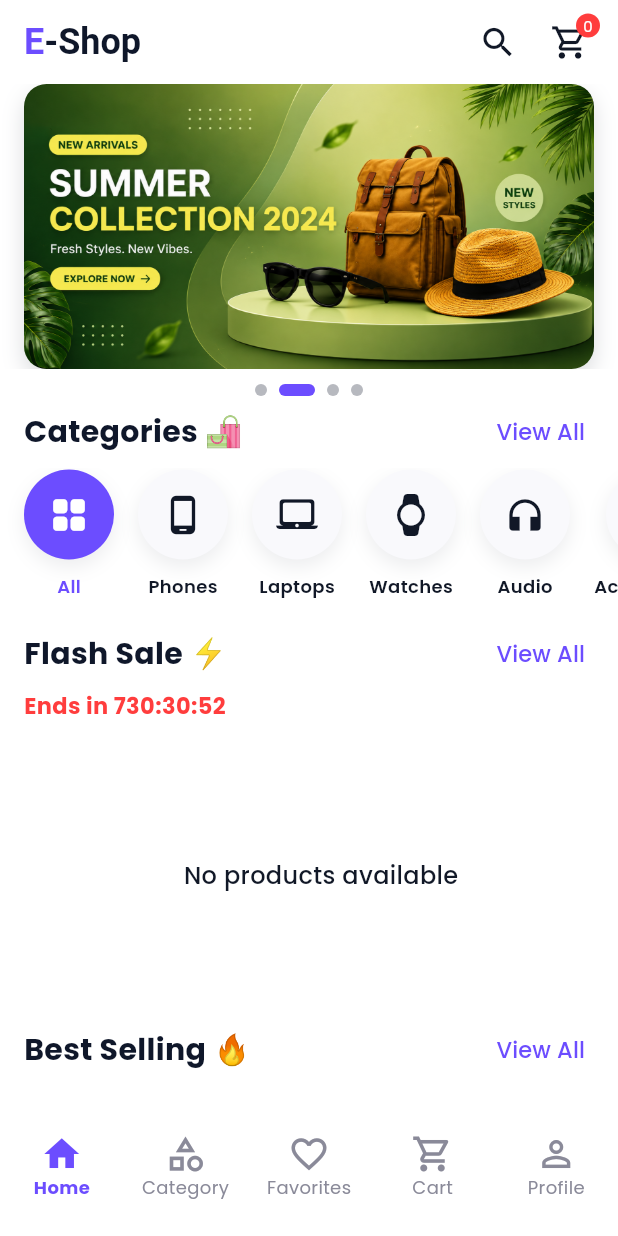
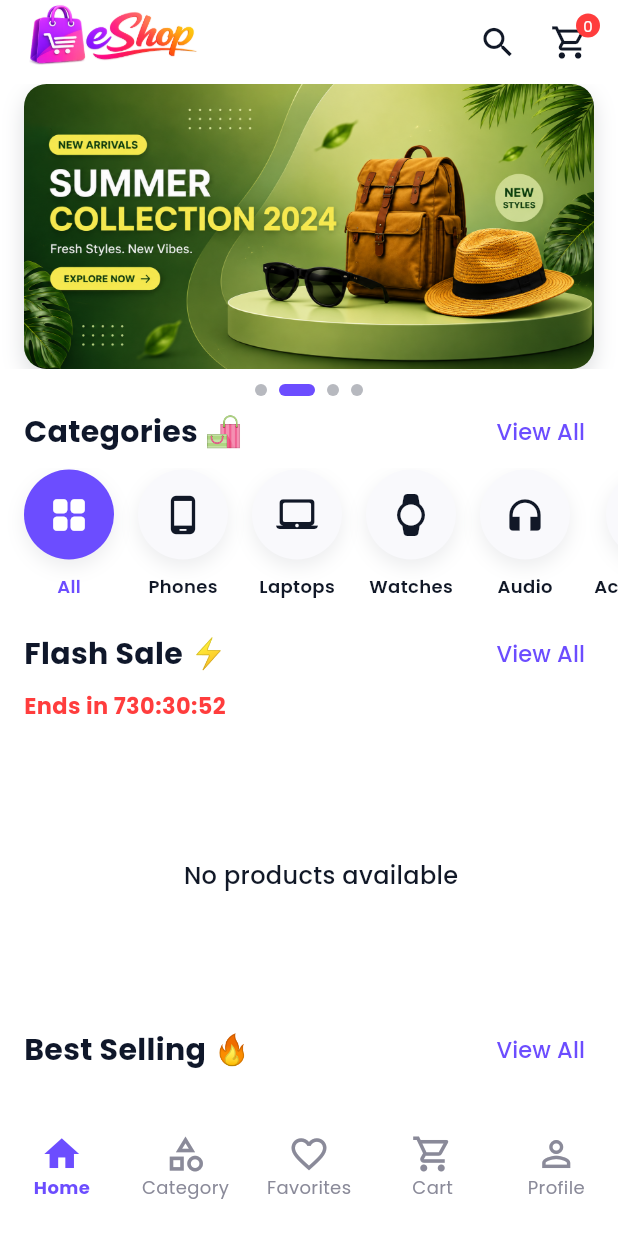
Before and after one commit to ChakavalTR/Flutter_Ecommerce_App, a Flutter app: the screen it shows after launch, on a phone screen of 412 x 824 dp. Run offline on Flutter 3.47's test engine with Material 3 defaults, Android fonts, the phone set to English and light mode, and no system bars; drawn by our look-alikes of smooth_page_indicator; our stand-ins replace cached_network_image, dio, flutter_dotenv, get, google_fonts, lottie and 1 more; missing offline and left inert: gal; network calls fail.

Commit message:
update on appbar

```diff
--- a/lib/modules/home/view/home_view.dart
+++ b/lib/modules/home/view/home_view.dart
@@ -54,25 +54,10 @@ class HomeView extends GetView<HomeController> {
     return AppBar(
       centerTitle: false,
       actionsPadding: EdgeInsets.only(right: 8),
-      title: RichText(
-        text: TextSpan(
-          text: 'E',
-          style: TextStyle(
-            fontWeight: FontWeight.bold,
-            fontSize: 24,
-            color: AppTheme.primary,
-          ),
-          children: [
-            TextSpan(
-              text: '-Shop',
-              style: TextStyle(
-                fontWeight: FontWeight.bold,
-                fontSize: 24,
-                color: AppTheme.darkBg,
-              ),
-            ),
-          ],
-        ),
+      titleSpacing: 4,
+      title: SizedBox(
+        width: 140,
+        child: Image.asset('assets/icons/logo_icon.png', fit: BoxFit.fitWidth),
       ),
       actions: [
         Stack(
```
Also changed, not shown: assets/icons/logo_icon.png (added).
